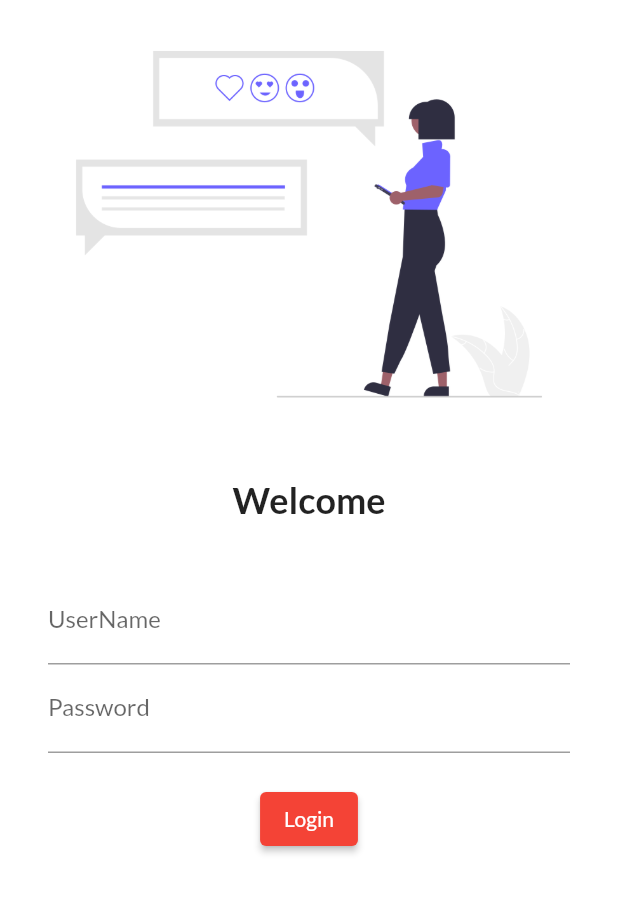
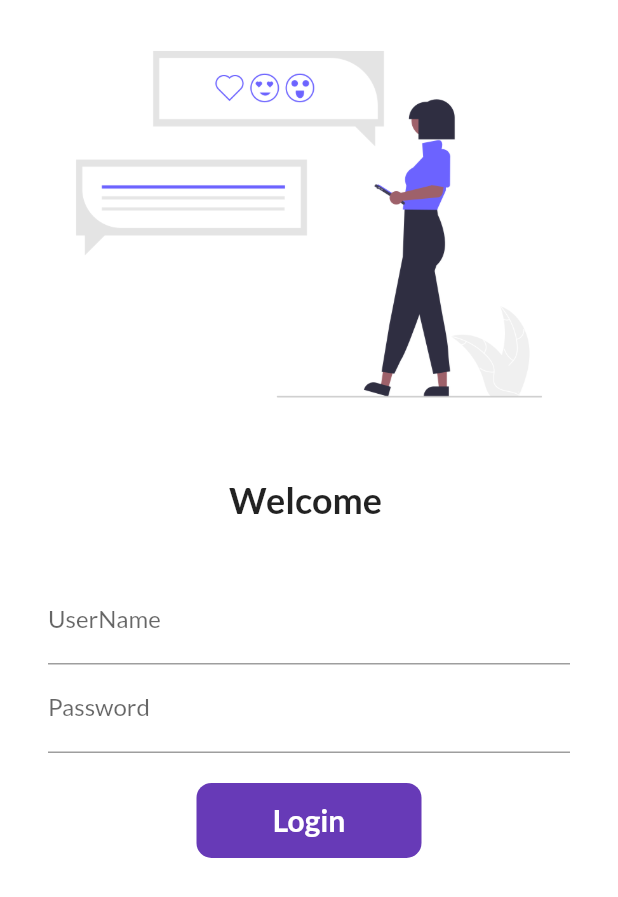
Before and after one commit to Jayalaxmipj/Flutter, a Flutter app: the screen it shows after launch, on a phone screen of 412 x 824 dp. Shown: the top 897 px of the screen. Run offline on Flutter 3.47's test engine with Material 2 defaults, Android fonts, the phone set to English and light mode, and no system bars; our stand-ins replace google_fonts.

Commit message:
day6 completed

```diff
--- a/lib/main.dart
+++ b/lib/main.dart
@@ -1,6 +1,7 @@
 import 'package:flutter/material.dart';
 import 'package:flutter_application_1/pages/home_page.dart';
 import 'package:flutter_application_1/pages/login_page.dart';
+import 'package:flutter_application_1/utils/routes.dart';
 import 'package:google_fonts/google_fonts.dart';
 
 void main() {
@@ -25,8 +26,8 @@ class MyApp extends StatelessWidget {
       ),
       routes: {
         "/": (context) => LoginPage(),
-        "/home": (context) => HomePage(),
-        "/login": (context) => LoginPage()
+        MyRoutes.homeRoute: (context) => HomePage(),
+        MyRoutes.loginRoute: (context) => LoginPage()
       },
     );
   }
--- a/lib/pages/login_page.dart
+++ b/lib/pages/login_page.dart
@@ -1,12 +1,21 @@
 import 'package:flutter/material.dart';
+import 'package:flutter_application_1/utils/routes.dart';
 
-class LoginPage extends StatelessWidget {
+class LoginPage extends StatefulWidget {
   const LoginPage({Key? key}) : super(key: key);
 
+  @override
+  _LoginPageState createState() => _LoginPageState();
+}
+
+class _LoginPageState extends State<LoginPage> {
+  String name = "";
+  bool changeButton = false;
   @override
   Widget build(BuildContext context) {
     return Material(
         color: Colors.white,
+        child: SingleChildScrollView(
           child: Column(
             children: [
               Image.asset(
@@ -17,7 +26,7 @@ class LoginPage extends StatelessWidget {
                 height: 20.0,
               ),
               Text(
-              "Welcome",
+                "Welcome $name",
                 style: TextStyle(
                   fontSize: 24,
                   fontWeight: FontWeight.bold,
@@ -27,8 +36,8 @@ class LoginPage extends StatelessWidget {
                 height: 20.0,
               ),
               Padding(
-              padding:
-                  const EdgeInsets.symmetric(vertical: 16.0, horizontal: 32.0),
+                padding: const EdgeInsets.symmetric(
+                    vertical: 16.0, horizontal: 32.0),
                 child: Column(
                   children: [
                     TextFormField(
@@ -36,6 +45,10 @@ class LoginPage extends StatelessWidget {
                         hintText: "enter username",
                         labelText: "UserName",
                       ),
+                      onChanged: (value) {
+                        name = value;
+                        setState(() {});
+                      },
                     ),
                     TextFormField(
                       obscureText: true,
@@ -47,17 +60,53 @@ class LoginPage extends StatelessWidget {
                     SizedBox(
                       height: 20.0,
                     ),
-                  ElevatedButton(
-                    child: Text("Login"),
-                    style: TextButton.styleFrom(),
-                    onPressed: () {
-                      print("you have logged in");
+
+                    InkWell(
+                      onTap: () async {
+                        setState(() {
+                          changeButton = true;
+                        });
+
+                        await Future.delayed(Duration(seconds: 1));
+                        Navigator.pushNamed(context, MyRoutes.homeRoute);
                       },
-                  )
+                      child: AnimatedContainer(
+                        duration: Duration(seconds: 1),
+                        width: changeButton ? 50 : 150,
+                        height: 50,
+                        alignment: Alignment.center,
+                        child: changeButton
+                            ? Icon(Icons.done, color: Colors.white)
+                            : Text(
+                                "Login",
+                                style: TextStyle(
+                                    color: Colors.white,
+                                    fontWeight: FontWeight.bold,
+                                    fontSize: 20),
+                              ),
+                        decoration: BoxDecoration(
+                            color: Colors.deepPurple,
+                            // shape: changeButton
+                            //     ? BoxShape.circle
+                            //     : BoxShape.rectangle,
+                            borderRadius:
+                                BorderRadius.circular(changeButton ? 50 : 10)),
+                      ),
+                    ),
+
+                    // ElevatedButton(
+                    //   child: Text("Login"),
+                    //   style: TextButton.styleFrom(minimumSize: Size(150, 40)),
+                    //   onPressed: () {
+                    //     print("you have logged in");
+                    //     Navigator.pushNamed(context, MyRoutes.homeRoute);
+                    //   },
+                    // )
                   ],
                 ),
               ),
             ],
+          ),
         ));
   }
 }
--- /dev/null
+++ b/lib/utils/routes.dart
@@ -0,0 +1,4 @@
+class MyRoutes {
+  static String loginRoute = "/login";
+  static String homeRoute = "/home";
+}
```
Lines whose indentation alone changed are shown as unchanged.
